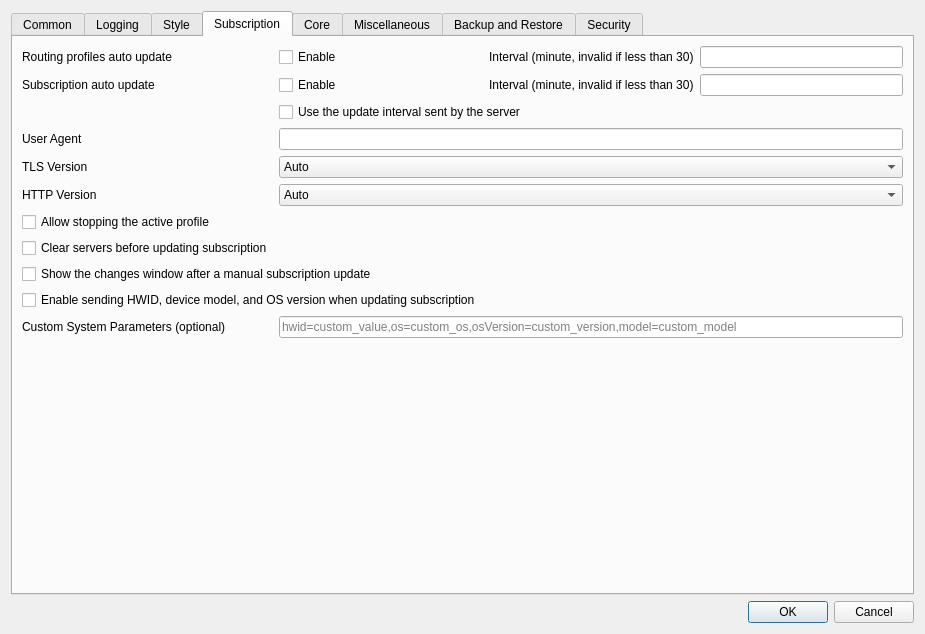
Old version of the form include/ui/setting/dialog_basic_settings.ui in the repository forestsnet/Throne.
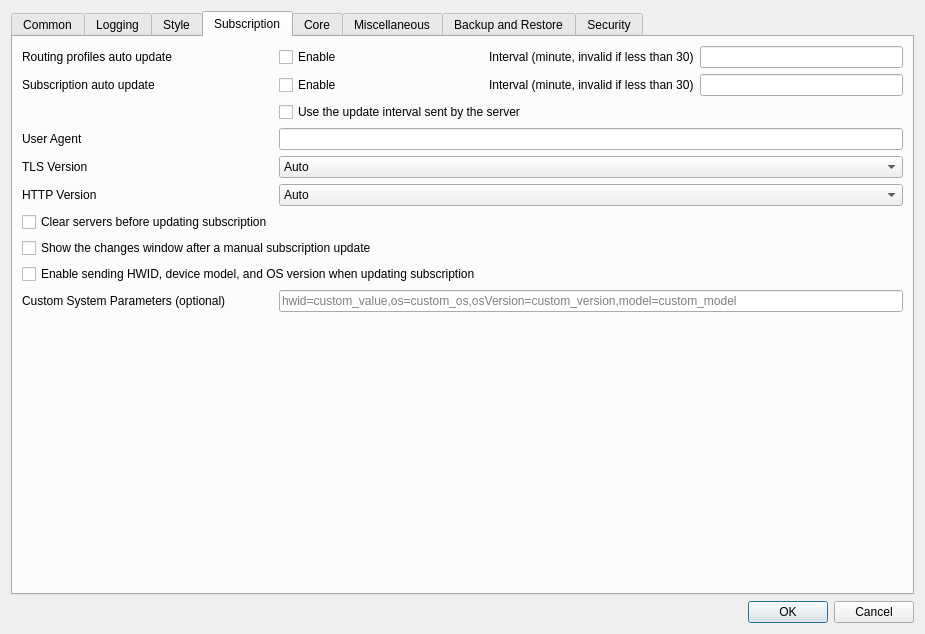
New version of the form. The open tabs and pages were chosen to show the change. Custom widgets are drawn as their Qt base class.

```diff
--- a/include/ui/setting/dialog_basic_settings.ui
+++ b/include/ui/setting/dialog_basic_settings.ui
@@ -1190,19 +1190,6 @@
          </property>
         </widget>
        </item>
-       <item row="6" column="0">
-        <widget class="QCheckBox" name="allow_stopping_active_profile">
-         <property name="uiLevel" stdset="0">
-          <string notr="true">advanced</string>
-         </property>
-         <property name="toolTip">
-          <string>&lt;html&gt;&lt;head/&gt;&lt;body&gt;&lt;p&gt;When enabled, If the currently active profile needs to be removed, it will be stopped and removed, otherwise it will not be removed at all&lt;/p&gt;&lt;/body&gt;&lt;/html&gt;</string>
-         </property>
-         <property name="text">
-          <string>Allow stopping the active profile</string>
-         </property>
-        </widget>
-       </item>
        <item row="3" column="0">
         <widget class="QLabel" name="label_4">
          <property name="uiLevel" stdset="0">
```
